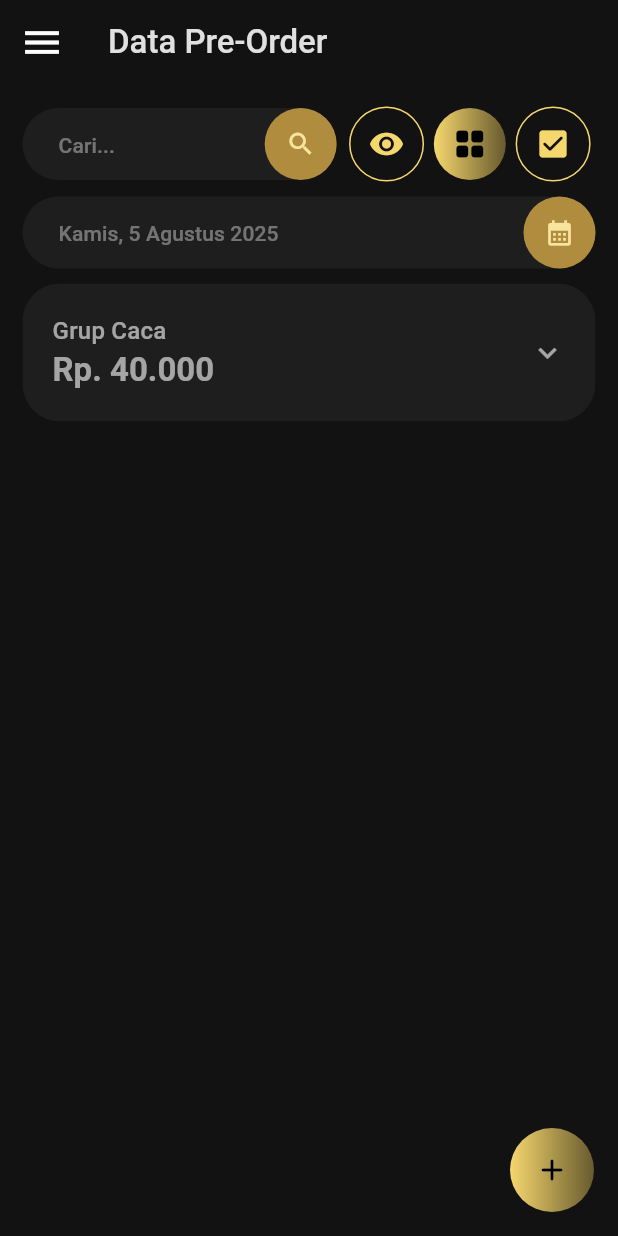
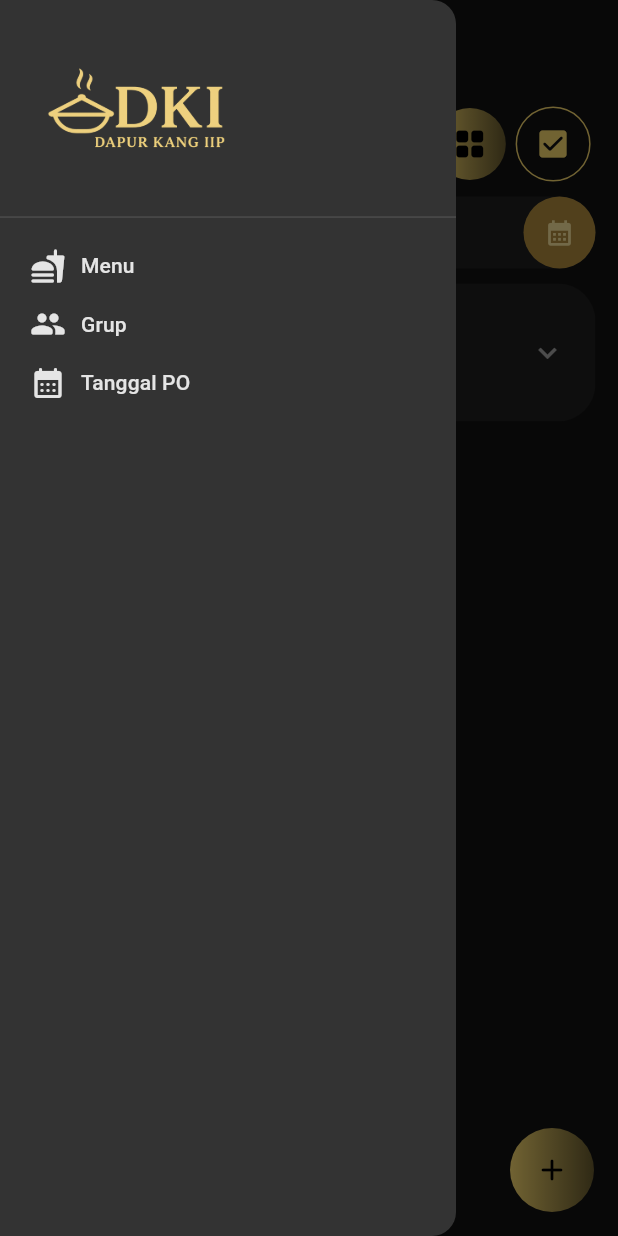
Before and after one commit to AzkaLufthansa/dki_po_notes_app, a Flutter app: the screen it shows after launch, with the side drawer open (before the commit the screen has no drawer), on a phone screen of 412 x 824 dp. Run offline on Flutter 3.47's test engine with Material 3 defaults, Android fonts, the phone set to English and light mode, and no system bars; our stand-ins replace go_router; network calls fail; Roboto replaces fonts that are missing (MiSans).

Commit message:
create a drawer in the home screen

```diff
--- a/lib/features/home/presentation/screens/home_screen.dart
+++ b/lib/features/home/presentation/screens/home_screen.dart
@@ -7,6 +7,7 @@ import '../../../../shared/widgets/text_fields/basic_text_field.dart';
 import '../../widgets/circle_button.dart';
 import '../../widgets/circle_button_toggle.dart';
 import '../../widgets/group_order_card.dart';
+import '../../widgets/main_drawer.dart';
 import '../../widgets/menu_order_card.dart';
 import '../../widgets/po_data_summary.dart';
 
@@ -31,11 +32,8 @@ class _HomeScreenState extends State<HomeScreen> {
         title: const Text(
           'Data Pre-Order',
         ),
-        leading: IconButton(
-          onPressed: () {},
-          icon: Icon(Icons.menu, size: 30,),
-        ),
       ),
+      drawer: HomeDrawer(),
       body: SingleChildScrollView(
         padding: const EdgeInsets.only(
           left: AppDimens.spacingBackground,
--- a/lib/features/home/widgets/group_order_card.dart
+++ b/lib/features/home/widgets/group_order_card.dart
@@ -44,7 +44,7 @@ class GroupOrderCard extends StatelessWidget {
                     Text(
                       'Rp. 40.000',
                       style: Theme.of(context).textTheme.titleLarge!.copyWith(
-                        color: Theme.of(context).colorScheme.onSurface.withOpacity(0.6),
+                        color: Theme.of(context).colorScheme.onSurface.withOpacity(0.87),
                         fontWeight: FontWeight.bold
                       ),
                     ),
--- /dev/null
+++ b/lib/features/home/widgets/main_drawer.dart
@@ -0,0 +1,93 @@
+import 'package:flutter/material.dart';
+
+import '../../../shared/theme/app_colors.dart';
+import '../../../shared/theme/app_dimens.dart';
+
+class HomeDrawer extends StatelessWidget {
+  const HomeDrawer({
+    super.key,
+  });
+
+  @override
+  Widget build(BuildContext context) {
+    return Drawer(
+      backgroundColor: AppColors.surfaceAtElevation(context, 6),
+      child: Column(
+        crossAxisAlignment: CrossAxisAlignment.start,
+        children: [
+          Padding(
+            padding: const EdgeInsets.symmetric(
+              horizontal: AppDimens.spacingContainer
+            ),
+            child: Image.asset(
+              'assets/images/app_logo_horizontal.png',
+              width: MediaQuery.of(context).size.width * 0.35,
+            ),
+          ),
+
+          Divider(
+            height: 1,
+            color: Theme.of(context).colorScheme.onSurface.withOpacity(0.12),
+          ),
+
+          const SizedBox(height: AppDimens.spacingContainer,),
+
+          DrawerMenuItem(
+            icon: Icons.fastfood_rounded,
+            title: 'Menu'
+          ),
+
+          const SizedBox(height: 15.0,),
+
+          DrawerMenuItem(
+            icon: Icons.people_rounded,
+            title: 'Grup'
+          ),
+
+          const SizedBox(height: 15.0,),
+
+          DrawerMenuItem(
+            icon: Icons.calendar_month_rounded,
+            title: 'Tanggal PO'
+          ),
+        ],
+      )
+    );
+  }
+}
+
+class DrawerMenuItem extends StatelessWidget {
+  final IconData icon;
+  final String title;
+
+  const DrawerMenuItem({super.key, required this.icon, required this.title});
+
+  @override
+  Widget build(BuildContext context) {
+    return Padding(
+      padding: const EdgeInsets.symmetric(
+        horizontal: AppDimens.spacingContainer
+      ),
+      child: Row(
+        mainAxisAlignment: MainAxisAlignment.start,
+        children: [
+          // Icon
+          Icon(
+            icon,
+            color: Theme.of(context).colorScheme.onSurface.withOpacity(0.87),
+          ),
+
+          const SizedBox(width: AppDimens.spacingBetweenComponent,),
+
+          // title
+          Text(
+            title,
+            style: Theme.of(context).textTheme.labelLarge!.copyWith(
+              color: Theme.of(context).colorScheme.onSurface.withOpacity(0.87),
+            )
+          )
+        ],
+      ),
+    );
+  }
+}
```
Also changed, not shown: assets/images/app_logo_horizontal.png (added).
